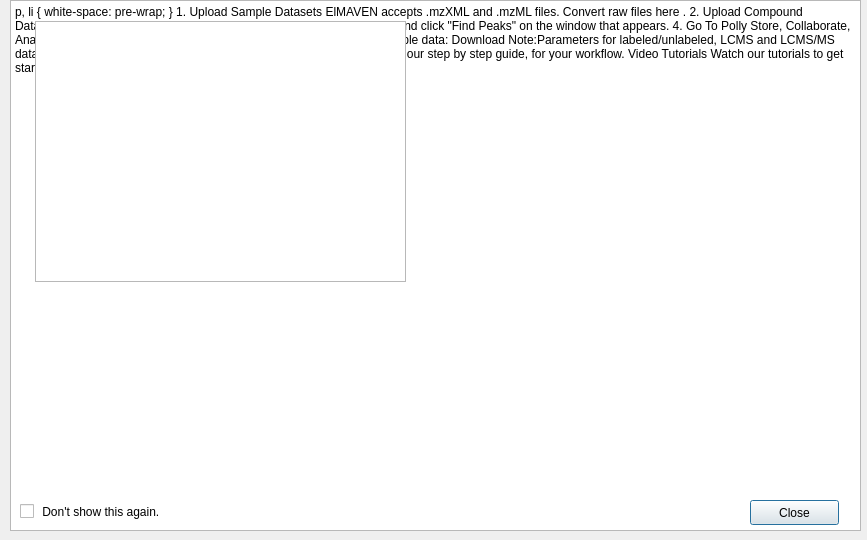
Above: src/gui/mzroll/forms/gettingstarted.ui from ElucidataInc/ElMaven before the change. Below: the same form after it.
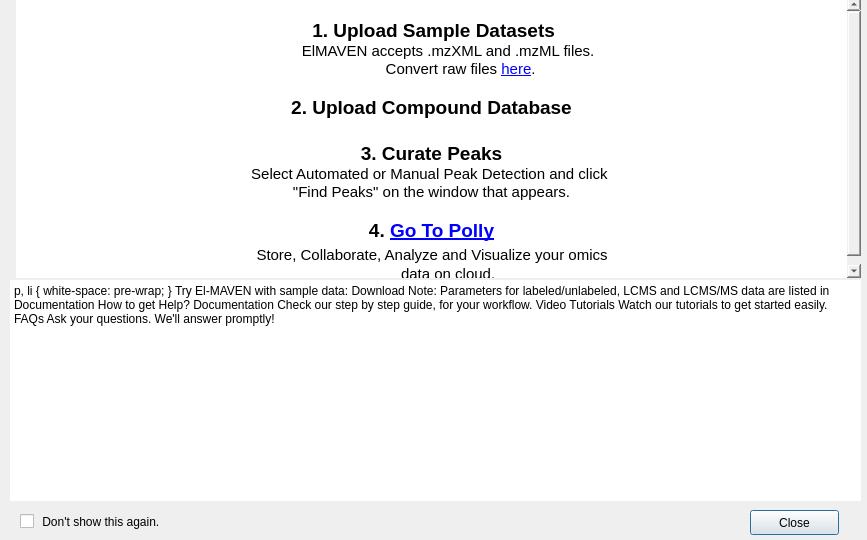
That is the form after the change. Icons and pictures are not drawn.

Commit message: Aesthetic changes in Getting Started

What changed in the file:
```diff
--- a/src/gui/mzroll/forms/gettingstarted.ui
+++ b/src/gui/mzroll/forms/gettingstarted.ui
@@ -13,52 +13,11 @@
   <property name="windowTitle">
    <string>Dialog</string>
   </property>
-  <widget class="QTextBrowser" name="textBrowser">
-   <property name="geometry">
-    <rect>
-     <x>10</x>
-     <y>0</y>
-     <width>851</width>
-     <height>531</height>
-    </rect>
-   </property>
-   <property name="html">
-    <string>&lt;!DOCTYPE HTML PUBLIC &quot;-//W3C//DTD HTML 4.0//EN&quot; &quot;http://www.w3.org/TR/REC-html40/strict.dtd&quot;&gt;
-&lt;html&gt;&lt;head&gt;&lt;meta name=&quot;qrichtext&quot; content=&quot;1&quot; /&gt;&lt;style type=&quot;text/css&quot;&gt;
-p, li { white-space: pre-wrap; }
-&lt;/style&gt;&lt;/head&gt;&lt;body style=&quot; font-family:'Ubuntu'; font-size:11pt; font-weight:400; font-style:normal;&quot;&gt;
-&lt;p align=&quot;center&quot; style=&quot; margin-top:0px; margin-bottom:0px; margin-left:430px; margin-right:0px; -qt-block-indent:0; text-indent:0px;&quot;&gt;   &lt;/p&gt;
-&lt;p align=&quot;center&quot; style=&quot; margin-top:0px; margin-bottom:0px; margin-left:430px; margin-right:0px; -qt-block-indent:0; text-indent:0px;&quot;&gt; &lt;span style=&quot; font-size:14pt; font-weight:600;&quot;&gt;1. Upload Sample Datasets&lt;/span&gt;&lt;/p&gt;
-&lt;p align=&quot;center&quot; style=&quot; margin-top:0px; margin-bottom:0px; margin-left:430px; margin-right:0px; -qt-block-indent:0; text-indent:0px;&quot;&gt;         ElMAVEN accepts .mzXML and .mzML files. &lt;/p&gt;
-&lt;p align=&quot;center&quot; style=&quot; margin-top:0px; margin-bottom:0px; margin-left:430px; margin-right:0px; -qt-block-indent:0; text-indent:0px;&quot;&gt;              Convert raw files &lt;a href=&quot;http://proteowizard.sourceforge.net/download.html&quot;&gt;&lt;span style=&quot; text-decoration: underline; color:#0000ff;&quot;&gt;here&lt;/span&gt;&lt;/a&gt;.&lt;/p&gt;
-&lt;p style=&quot; margin-top:0px; margin-bottom:0px; margin-left:400px; margin-right:0px; -qt-block-indent:0; text-indent:0px;&quot;&gt;       &lt;/p&gt;
-&lt;p align=&quot;center&quot; style=&quot; margin-top:0px; margin-bottom:0px; margin-left:430px; margin-right:0px; -qt-block-indent:0; text-indent:0px;&quot;&gt;&lt;span style=&quot; font-size:14pt; font-weight:600;&quot;&gt;2. Upload Compound Database&lt;/span&gt;&lt;/p&gt;
-&lt;p align=&quot;center&quot; style=&quot;-qt-paragraph-type:empty; margin-top:0px; margin-bottom:0px; margin-left:430px; margin-right:0px; -qt-block-indent:0; text-indent:0px; font-size:14pt; font-weight:600;&quot;&gt;&lt;br /&gt;&lt;/p&gt;
-&lt;p align=&quot;center&quot; style=&quot; margin-top:0px; margin-bottom:0px; margin-left:430px; margin-right:0px; -qt-block-indent:0; text-indent:0px;&quot;&gt;&lt;span style=&quot; font-size:14pt; font-weight:600;&quot;&gt;3. Curate Peaks&lt;/span&gt;&lt;/p&gt;
-&lt;p align=&quot;center&quot; style=&quot; margin-top:0px; margin-bottom:0px; margin-left:430px; margin-right:0px; -qt-block-indent:0; text-indent:0px;&quot;&gt;Select Automated or Manual Peak Detection and click &lt;/p&gt;
-&lt;p align=&quot;center&quot; style=&quot; margin-top:0px; margin-bottom:0px; margin-left:430px; margin-right:0px; -qt-block-indent:0; text-indent:0px;&quot;&gt;&amp;quot;Find Peaks&amp;quot; on the window that appears.&lt;/p&gt;
-&lt;p style=&quot;-qt-paragraph-type:empty; margin-top:0px; margin-bottom:0px; margin-left:430px; margin-right:0px; -qt-block-indent:0; text-indent:0px;&quot;&gt;&lt;br /&gt;&lt;/p&gt;
-&lt;p align=&quot;center&quot; style=&quot; margin-top:0px; margin-bottom:0px; margin-left:430px; margin-right:0px; -qt-block-indent:0; text-indent:0px;&quot;&gt;&lt;span style=&quot; font-size:14pt; font-weight:600;&quot;&gt;4. &lt;/span&gt;&lt;a href=&quot;https://polly.elucidata.io/&quot;&gt;&lt;span style=&quot; font-size:14pt; font-weight:600; text-decoration: underline; color:#0000ff;&quot;&gt;Go To Polly&lt;/span&gt;&lt;/a&gt;&lt;/p&gt;
-&lt;p align=&quot;center&quot; style=&quot; margin-top:0px; margin-bottom:0px; margin-left:430px; margin-right:0px; -qt-block-indent:0; text-indent:0px;&quot;&gt;&lt;span style=&quot; font-size:14pt;&quot;&gt; &lt;/span&gt;Store, Collaborate, Analyze and Visualize your omics &lt;/p&gt;
-&lt;p align=&quot;center&quot; style=&quot; margin-top:0px; margin-bottom:0px; margin-left:430px; margin-right:0px; -qt-block-indent:0; text-indent:0px;&quot;&gt;        data on cloud.&lt;/p&gt;
-&lt;p style=&quot;-qt-paragraph-type:empty; margin-top:15px; margin-bottom:0px; margin-left:0px; margin-right:0px; -qt-block-indent:0; text-indent:0px;&quot;&gt;&lt;br /&gt;&lt;/p&gt;
-&lt;p align=&quot;center&quot; style=&quot; margin-top:0px; margin-bottom:0px; margin-left:0px; margin-right:0px; -qt-block-indent:0; text-indent:0px;&quot;&gt;&lt;span style=&quot; font-size:12pt; font-weight:600;&quot;&gt;Try El-MAVEN with sample data: &lt;/span&gt;&lt;a href=&quot;http://genomics-pubs.princeton.edu/mzroll/datasets/exampleProject.zip&quot;&gt;&lt;span style=&quot; text-decoration: underline; color:#0000ff;&quot;&gt;Download&lt;/span&gt;&lt;/a&gt;&lt;/p&gt;
-&lt;p align=&quot;center&quot; style=&quot;-qt-paragraph-type:empty; margin-top:0px; margin-bottom:0px; margin-left:0px; margin-right:0px; -qt-block-indent:0; text-indent:0px; text-decoration: underline; color:#0000ff;&quot;&gt;&lt;br /&gt;&lt;/p&gt;
-&lt;p align=&quot;center&quot; style=&quot; margin-top:0px; margin-bottom:0px; margin-left:0px; margin-right:0px; -qt-block-indent:0; text-indent:0px;&quot;&gt;         &lt;span style=&quot; font-weight:600;&quot;&gt;Note:Parameters for labeled/unlabeled, LCMS and LCMS/MS data are listed in Documentation&lt;/span&gt;&lt;/p&gt;
-&lt;hr /&gt;
-&lt;hr /&gt;
-&lt;p align=&quot;center&quot; style=&quot; margin-top:0px; margin-bottom:0px; margin-left:0px; margin-right:0px; -qt-block-indent:0; text-indent:0px;&quot;&gt;&lt;span style=&quot; font-size:16pt; font-weight:600;&quot;&gt;How to get Help?&lt;/span&gt;&lt;/p&gt;
-&lt;ul style=&quot;margin-top: 0px; margin-bottom: 0px; margin-left: 0px; margin-right: 0px; -qt-list-indent: 1;&quot;&gt;&lt;li style=&quot; margin-top:12px; margin-bottom:0px; margin-left:170px; margin-right:0px; -qt-block-indent:0; text-indent:0px;&quot;&gt;&lt;a href=&quot;https://github.com/ElucidataInc/ElMaven/wiki&quot;&gt;&lt;span style=&quot; text-decoration: underline; color:#0000ff;&quot;&gt;Documentation&lt;/span&gt;&lt;/a&gt; Check our step  by step guide, for your workflow.&lt;/li&gt;
-&lt;li style=&quot; margin-top:0px; margin-bottom:0px; margin-left:170px; margin-right:0px; -qt-block-indent:0; text-indent:0px;&quot;&gt;&lt;a href=&quot;https://www.youtube.com/channel/UCZYVM0I1zqRgkGTdIlQZ9Yw/videos&quot;&gt;&lt;span style=&quot; text-decoration: underline; color:#0000ff;&quot;&gt;Video Tutorials&lt;/span&gt;&lt;/a&gt; Watch our tutorials to get started easily.&lt;/li&gt;
-&lt;li style=&quot; margin-top:0px; margin-bottom:0px; margin-left:170px; margin-right:0px; -qt-block-indent:0; text-indent:0px;&quot;&gt;&lt;a href=&quot;https://elucidatainc.github.io/ElMaven/faq/&quot;&gt;&lt;span style=&quot; text-decoration: underline; color:#0000ff;&quot;&gt;FAQs&lt;/span&gt;&lt;/a&gt; Ask your questions. We'll answer promptly!&lt;/li&gt;&lt;/ul&gt;
-&lt;hr /&gt;&lt;/body&gt;&lt;/html&gt;</string>
-   </property>
-  </widget>
   <widget class="QPushButton" name="pushButton">
    <property name="geometry">
     <rect>
      <x>750</x>
-     <y>500</y>
+     <y>510</y>
      <width>89</width>
      <height>25</height>
     </rect>
@@ -71,7 +30,7 @@
    <property name="geometry">
     <rect>
      <x>20</x>
-     <y>500</y>
+     <y>510</y>
      <width>181</width>
      <height>23</height>
     </rect>
@@ -80,28 +39,89 @@
     <string> Don't show this again.</string>
    </property>
   </widget>
-  <widget class="QTextBrowser" name="textBrowser_2">
+  <widget class="QWidget" name="verticalLayoutWidget">
    <property name="geometry">
     <rect>
-     <x>35</x>
-     <y>21</y>
-     <width>371</width>
-     <height>261</height>
-    </rect>
-   </property>
-  </widget>
-  <widget class="QLabel" name="label">
-   <property name="geometry">
-    <rect>
-     <x>30</x>
-     <y>10</y>
-     <width>381</width>
+     <x>10</x>
+     <y>-3</y>
+     <width>851</width>
      <height>281</height>
     </rect>
    </property>
-   <property name="text">
-    <string>&lt;html&gt;&lt;head/&gt;&lt;body&gt;&lt;p&gt;&lt;img src=&quot;:/images/GettingStartedpic.png&quot;/&gt;&lt;/p&gt;&lt;/body&gt;&lt;/html&gt;</string>
+   <layout class="QVBoxLayout" name="verticalLayout">
+    <item>
+     <layout class="QHBoxLayout" name="horizontalLayout">
+      <item>
+       <widget class="QLabel" name="label">
+        <property name="text">
+         <string>&lt;html&gt;&lt;head/&gt;&lt;body&gt;&lt;p&gt;&lt;img src=&quot;:/images/GettingStartedpic.png&quot;/&gt;&lt;/p&gt;&lt;/body&gt;&lt;/html&gt;</string>
+        </property>
+       </widget>
+      </item>
+      <item>
+       <widget class="QTextBrowser" name="textBrowser_2">
+        <property name="styleSheet">
+         <string notr="true">border:0;</string>
+        </property>
+        <property name="html">
+         <string>&lt;!DOCTYPE HTML PUBLIC &quot;-//W3C//DTD HTML 4.0//EN&quot; &quot;http://www.w3.org/TR/REC-html40/strict.dtd&quot;&gt;
+&lt;html&gt;&lt;head&gt;&lt;meta name=&quot;qrichtext&quot; content=&quot;1&quot; /&gt;&lt;style type=&quot;text/css&quot;&gt;
+p, li { white-space: pre-wrap; }
+&lt;/style&gt;&lt;/head&gt;&lt;body style=&quot; font-family:'Ubuntu'; font-size:11pt; font-weight:400; font-style:normal;&quot;&gt;
+&lt;p align=&quot;center&quot; style=&quot; margin-top:0px; margin-bottom:0px; margin-left:0px; margin-right:0px; -qt-block-indent:0; text-indent:0px;&quot;&gt;   &lt;/p&gt;
+&lt;p align=&quot;center&quot; style=&quot; margin-top:0px; margin-bottom:0px; margin-left:0px; margin-right:0px; -qt-block-indent:0; text-indent:0px;&quot;&gt; &lt;span style=&quot; font-size:14pt; font-weight:600;&quot;&gt;1. Upload Sample Datasets&lt;/span&gt;&lt;/p&gt;
+&lt;p align=&quot;center&quot; style=&quot; margin-top:0px; margin-bottom:0px; margin-left:0px; margin-right:0px; -qt-block-indent:0; text-indent:0px;&quot;&gt;         ElMAVEN accepts .mzXML and .mzML files. &lt;/p&gt;
+&lt;p align=&quot;center&quot; style=&quot; margin-top:0px; margin-bottom:0px; margin-left:0px; margin-right:0px; -qt-block-indent:0; text-indent:0px;&quot;&gt;              Convert raw files &lt;a href=&quot;http://proteowizard.sourceforge.net/download.html&quot;&gt;&lt;span style=&quot; text-decoration: underline; color:#0000ff;&quot;&gt;here&lt;/span&gt;&lt;/a&gt;.&lt;/p&gt;
+&lt;p style=&quot; margin-top:0px; margin-bottom:0px; margin-left:400px; margin-right:0px; -qt-block-indent:0; text-indent:0px;&quot;&gt;       &lt;/p&gt;
+&lt;p align=&quot;center&quot; style=&quot; margin-top:0px; margin-bottom:0px; margin-left:0px; margin-right:0px; -qt-block-indent:0; text-indent:0px;&quot;&gt;&lt;span style=&quot; font-size:14pt; font-weight:600;&quot;&gt;2. Upload Compound Database&lt;/span&gt;&lt;/p&gt;
+&lt;p align=&quot;center&quot; style=&quot;-qt-paragraph-type:empty; margin-top:0px; margin-bottom:0px; margin-left:430px; margin-right:0px; -qt-block-indent:0; text-indent:0px; font-size:14pt; font-weight:600;&quot;&gt;&lt;br /&gt;&lt;/p&gt;
+&lt;p align=&quot;center&quot; style=&quot; margin-top:0px; margin-bottom:0px; margin-left:0px; margin-right:0px; -qt-block-indent:0; text-indent:0px;&quot;&gt;&lt;span style=&quot; font-size:14pt; font-weight:600;&quot;&gt;3. Curate Peaks&lt;/span&gt;&lt;/p&gt;
+&lt;p align=&quot;center&quot; style=&quot; margin-top:0px; margin-bottom:0px; margin-left:0px; margin-right:0px; -qt-block-indent:0; text-indent:0px;&quot;&gt;Select Automated or Manual Peak Detection and click &lt;/p&gt;
+&lt;p align=&quot;center&quot; style=&quot; margin-top:0px; margin-bottom:0px; margin-left:0px; margin-right:0px; -qt-block-indent:0; text-indent:0px;&quot;&gt;&amp;quot;Find Peaks&amp;quot; on the window that appears.&lt;/p&gt;
+&lt;p align=&quot;center&quot; style=&quot;-qt-paragraph-type:empty; margin-top:0px; margin-bottom:0px; margin-left:0px; margin-right:0px; -qt-block-indent:0; text-indent:0px;&quot;&gt;&lt;br /&gt;&lt;/p&gt;
+&lt;p align=&quot;center&quot; style=&quot; margin-top:0px; margin-bottom:0px; margin-left:0px; margin-right:0px; -qt-block-indent:0; text-indent:0px;&quot;&gt;&lt;span style=&quot; font-size:14pt; font-weight:600;&quot;&gt;4. &lt;/span&gt;&lt;a href=&quot;https://polly.elucidata.io/&quot;&gt;&lt;span style=&quot; font-size:14pt; font-weight:600; text-decoration: underline; color:#0000ff;&quot;&gt;Go To Polly&lt;/span&gt;&lt;/a&gt;&lt;/p&gt;
+&lt;p align=&quot;center&quot; style=&quot; margin-top:0px; margin-bottom:0px; margin-left:0px; margin-right:0px; -qt-block-indent:0; text-indent:0px;&quot;&gt;&lt;span style=&quot; font-size:14pt;&quot;&gt; &lt;/span&gt;Store, Collaborate, Analyze and Visualize your omics &lt;/p&gt;
+&lt;p align=&quot;center&quot; style=&quot; margin-top:0px; margin-bottom:0px; margin-left:0px; margin-right:0px; -qt-block-indent:0; text-indent:0px;&quot;&gt;        data on cloud.&lt;/p&gt;&lt;/body&gt;&lt;/html&gt;</string>
+        </property>
+       </widget>
+      </item>
+     </layout>
+    </item>
+   </layout>
+  </widget>
+  <widget class="QWidget" name="verticalLayoutWidget_2">
+   <property name="geometry">
+    <rect>
+     <x>10</x>
+     <y>280</y>
+     <width>851</width>
+     <height>221</height>
+    </rect>
    </property>
+   <layout class="QVBoxLayout" name="verticalLayout_2">
+    <item>
+     <widget class="QTextBrowser" name="textBrowser">
+      <property name="styleSheet">
+       <string notr="true">border:0;</string>
+      </property>
+      <property name="html">
+       <string>&lt;!DOCTYPE HTML PUBLIC &quot;-//W3C//DTD HTML 4.0//EN&quot; &quot;http://www.w3.org/TR/REC-html40/strict.dtd&quot;&gt;
+&lt;html&gt;&lt;head&gt;&lt;meta name=&quot;qrichtext&quot; content=&quot;1&quot; /&gt;&lt;style type=&quot;text/css&quot;&gt;
+p, li { white-space: pre-wrap; }
+&lt;/style&gt;&lt;/head&gt;&lt;body style=&quot; font-family:'Ubuntu'; font-size:11pt; font-weight:400; font-style:normal;&quot;&gt;
+&lt;p style=&quot;-qt-paragraph-type:empty; margin-top:0px; margin-bottom:0px; margin-left:0px; margin-right:0px; -qt-block-indent:0; text-indent:0px;&quot;&gt;&lt;br /&gt;&lt;/p&gt;
+&lt;p align=&quot;center&quot; style=&quot; margin-top:0px; margin-bottom:0px; margin-left:0px; margin-right:0px; -qt-block-indent:0; text-indent:0px;&quot;&gt;&lt;span style=&quot; font-size:12pt; font-weight:600;&quot;&gt;Try El-MAVEN with sample data: &lt;/span&gt;&lt;a href=&quot;http://genomics-pubs.princeton.edu/mzroll/datasets/exampleProject.zip&quot;&gt;&lt;span style=&quot; text-decoration: underline; color:#0000ff;&quot;&gt;Download&lt;/span&gt;&lt;/a&gt;&lt;/p&gt;
+&lt;p align=&quot;center&quot; style=&quot;-qt-paragraph-type:empty; margin-top:0px; margin-bottom:0px; margin-left:0px; margin-right:0px; -qt-block-indent:0; text-indent:0px; text-decoration: underline; color:#0000ff;&quot;&gt;&lt;br /&gt;&lt;/p&gt;
+&lt;p align=&quot;center&quot; style=&quot; margin-top:0px; margin-bottom:0px; margin-left:0px; margin-right:0px; -qt-block-indent:0; text-indent:0px;&quot;&gt;         &lt;span style=&quot; font-weight:600;&quot;&gt;Note: Parameters for labeled/unlabeled, LCMS and LCMS/MS data are listed in Documentation&lt;/span&gt;&lt;/p&gt;
+&lt;hr /&gt;
+&lt;p align=&quot;center&quot; style=&quot; margin-top:0px; margin-bottom:0px; margin-left:0px; margin-right:0px; -qt-block-indent:0; text-indent:0px;&quot;&gt;&lt;span style=&quot; font-size:14pt; font-weight:600;&quot;&gt;How to get Help?&lt;/span&gt;&lt;br /&gt;&lt;/p&gt;
+&lt;ul style=&quot;margin-top: 0px; margin-bottom: 0px; margin-left: 0px; margin-right: 0px; -qt-list-indent: 1;&quot;&gt;&lt;li style=&quot; margin-top:12px; margin-bottom:0px; margin-left:170px; margin-right:0px; -qt-block-indent:0; text-indent:0px;&quot;&gt;&lt;a href=&quot;https://github.com/ElucidataInc/ElMaven/wiki&quot;&gt;&lt;span style=&quot; text-decoration: underline; color:#0000ff;&quot;&gt;Documentation&lt;/span&gt;&lt;/a&gt; Check our step  by step guide, for your workflow.&lt;/li&gt;
+&lt;li style=&quot; margin-top:0px; margin-bottom:0px; margin-left:170px; margin-right:0px; -qt-block-indent:0; text-indent:0px;&quot;&gt;&lt;a href=&quot;https://www.youtube.com/channel/UCZYVM0I1zqRgkGTdIlQZ9Yw/videos&quot;&gt;&lt;span style=&quot; text-decoration: underline; color:#0000ff;&quot;&gt;Video Tutorials&lt;/span&gt;&lt;/a&gt; Watch our tutorials to get started easily.&lt;/li&gt;
+&lt;li style=&quot; margin-top:0px; margin-bottom:0px; margin-left:170px; margin-right:0px; -qt-block-indent:0; text-indent:0px;&quot;&gt;&lt;a href=&quot;https://elucidatainc.github.io/ElMaven/faq/&quot;&gt;&lt;span style=&quot; text-decoration: underline; color:#0000ff;&quot;&gt;FAQs&lt;/span&gt;&lt;/a&gt; Ask your questions. We'll answer promptly!&lt;/li&gt;&lt;/ul&gt;&lt;/body&gt;&lt;/html&gt;</string>
+      </property>
+     </widget>
+    </item>
+   </layout>
   </widget>
  </widget>
  <resources/>
```
The commit also changes 1 other file.
